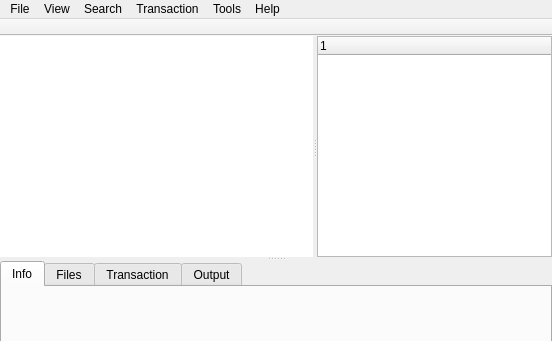
Before: the Qt Designer form ui/mainwindow.ui in aarnt/octopi, drawn with Qt 5; both pictures show x 0 to 552 and y 0 to 341 of the 552 by 518 pixel window.
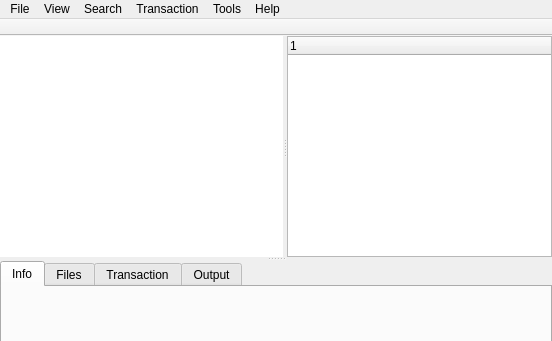
After: the same form once the commit is applied. Icons and pictures are not drawn.

Diff of the .ui file:
```diff
--- a/ui/mainwindow.ui
+++ b/ui/mainwindow.ui
@@ -78,7 +78,7 @@
        <widget class="QTreeWidget" name="twGroups">
         <property name="maximumSize">
          <size>
-          <width>235</width>
+          <width>265</width>
           <height>16777215</height>
          </size>
         </property>
```
Left out of the diff: 28 changed lines with no effect on the pictures.
